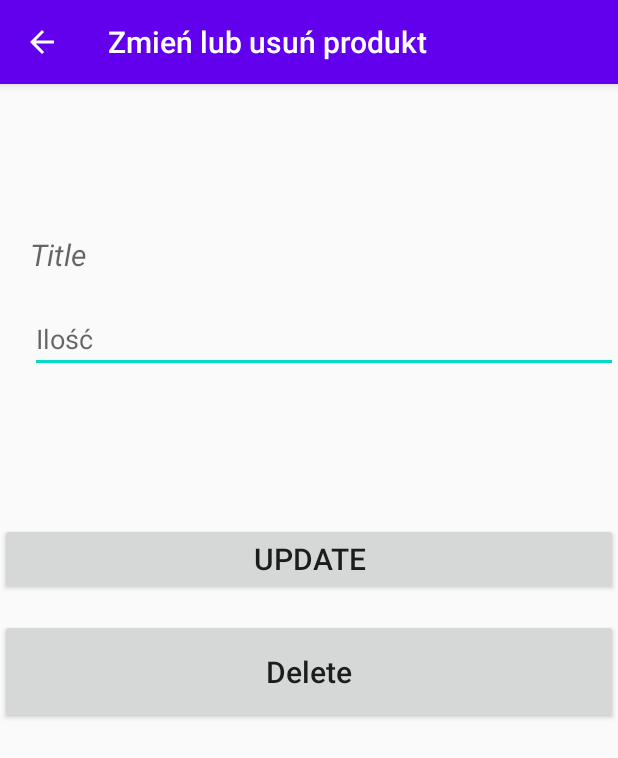
After one commit to mpietroniec/FridgeAppOld, an Android app: the ProductDetails screen opened directly, with no data from a screen before it, on a phone screen of 412 x 824 dp. The commit adds this screen. Shown: the top 758 px of the screen. Run offline under Robolectric (Android 15) with nearby library versions, the phone set to English and light mode, and no system bars.

Commit message:
setText in ProductDetails and Update added.

```diff
--- /dev/null
+++ b/app/src/main/java/com/p/fridge20/productDetails/ProductDetails.java
@@ -0,0 +1,67 @@
+package com.p.fridge20.productDetails;
+
+import android.view.View;
+import android.widget.Button;
+import android.widget.EditText;
+import android.widget.TextView;
+import android.widget.Toast;
+import androidx.appcompat.app.ActionBar;
+import androidx.appcompat.app.AppCompatActivity;
+import android.os.Bundle;
+import com.p.fridge20.R;
+import com.p.fridge20.database.DatabaseHelper;
+
+public class ProductDetails extends AppCompatActivity {
+
+    TextView name_input;
+    EditText amount_input;
+    Button update_button, delete_button;
+
+    String id;
+    String product_name, product_amount;
+
+    @Override
+    public void onCreate(Bundle savedInstanceState) {
+        super.onCreate(savedInstanceState);
+        setContentView(R.layout.activity_product_details);
+
+        name_input = findViewById(R.id.name_input_update);
+        amount_input = findViewById(R.id.amount_input_update);
+        update_button = findViewById(R.id.update_button);
+        delete_button = findViewById(R.id.delete_button);
+
+        getAndSetIntentData();
+
+        ActionBar actionBar = getSupportActionBar();
+        if (actionBar != null) {
+            actionBar.setTitle("Zmień lub usuń produkt");
+        }
+
+        update_button.setOnClickListener(new View.OnClickListener() {
+            @Override
+            public void onClick(View v) {
+                DatabaseHelper db = new DatabaseHelper(ProductDetails.this);
+                product_amount = amount_input.getText().toString().trim();
+                db.updateData(id,product_name, product_amount);
+            }
+        });
+    }
+
+    void getAndSetIntentData() {
+        if (getIntent().hasExtra("id")
+                && getIntent().hasExtra("product_name")
+                && getIntent().hasExtra("product_amount")) {
+
+            //Getting Data from Intent
+            id = getIntent().getStringExtra("id");
+            product_name = getIntent().getStringExtra("product_name");
+            product_amount = getIntent().getStringExtra("product_amount");
+
+            //Setting Intent Data
+            name_input.setText(product_name);
+            amount_input.setText(product_amount);
+        } else {
+            Toast.makeText(this, "No data", Toast.LENGTH_SHORT).show();
+        }
+    }
+}
--- a/app/src/main/java/com/p/fridge20/review/ReviewActivity.java
+++ b/app/src/main/java/com/p/fridge20/review/ReviewActivity.java
@@ -1,7 +1,6 @@
 package com.p.fridge20.review;
 
 import android.database.Cursor;
-import android.view.MenuInflater;
 import android.widget.Toast;
 import androidx.appcompat.app.AppCompatActivity;
 import android.os.Bundle;
@@ -32,7 +31,7 @@ public class ReviewActivity extends AppCompatActivity {
         product_amount = new ArrayList<>();
 
         storeDataInArrays();
-        reviewAdapter = new ReviewAdapter(this,  product_id, product_name, product_amount);
+        reviewAdapter = new ReviewAdapter(ReviewActivity.this, this,  product_id, product_name, product_amount);
         recyclerView.setAdapter(reviewAdapter);
         recyclerView.setLayoutManager(new LinearLayoutManager(ReviewActivity.this));
 
@@ -51,5 +50,4 @@ public class ReviewActivity extends AppCompatActivity {
         }
     }
 
-
 }
--- /dev/null
+++ b/app/src/main/res/layout/activity_product_details.xml
@@ -0,0 +1,54 @@
+<?xml version="1.0" encoding="utf-8"?>
+<RelativeLayout
+        xmlns:android="http://schemas.android.com/apk/res/android"
+        xmlns:tools="http://schemas.android.com/tools"
+        xmlns:app="http://schemas.android.com/apk/res-auto"
+        android:layout_width="match_parent"
+        android:layout_height="match_parent"
+        tools:context=".productDetails.ProductDetails"
+        android:id="@+id/activity_update">
+    <TextView
+            android:id="@+id/name_input_update"
+            android:layout_width="match_parent"
+            android:layout_height="wrap_content"
+            android:layout_marginTop="100dp"
+            android:layout_marginLeft="20dp"
+            android:textSize="20dp"
+            android:hint="@string/title"
+            android:inputType="textPersonName"
+            android:textColor="@color/colorAccent"
+            android:textStyle="italic"/>
+
+    <EditText
+            android:id="@+id/amount_input_update"
+            android:layout_width="match_parent"
+            android:layout_height="wrap_content"
+            android:hint="Ilość"
+            android:textColor="@color/colorAccent"
+            android:layout_marginTop="20dp"
+            android:layout_marginLeft="20dp"
+            android:layout_below="@+id/name_input_update"/>
+    <Button
+            android:id="@+id/update_button"
+            android:layout_width="match_parent"
+            android:layout_height="wrap_content"
+            android:text="Update"
+            android:textSize="20dp"
+            android:layout_below="@+id/amount_input_update"
+            android:layout_marginTop="100dp"
+            android:layout_centerHorizontal="true"/>
+
+    <Button
+            android:id="@+id/delete_button"
+            android:layout_width="match_parent"
+            android:layout_height="70dp"
+            android:layout_marginTop="16dp"
+            android:text="Delete"
+            android:textAllCaps="false"
+            android:textSize="20sp"
+            app:layout_constraintEnd_toEndOf="parent"
+            app:layout_constraintStart_toStartOf="parent"
+            android:layout_below="@+id/update_button"/>
+
+
+</RelativeLayout>
--- a/app/src/main/res/values/strings.xml
+++ b/app/src/main/res/values/strings.xml
@@ -10,4 +10,8 @@
     <string name="hello_first_fragment">Hello first fragment</string>
     <string name="hello_second_fragment">Hello second fragment. Arg: %1$s</string>
     <string name="property_name">Property name</string>
+    <string name="_1">1</string>
+    <string name="title_1">title_1</string>
+    <string name="amount">amount</string>
+    <string name="title">Title</string>
 </resources>
```
Also changed, not shown: app/src/main/AndroidManifest.xml (+8 -4 lines), app/src/main/java/com/p/fridge20/database/DatabaseHelper.java (+24 -5 lines), app/src/main/java/com/p/fridge20/productDetails/ProductDetailAdapter.java (added, +48 -0 lines), app/src/main/java/com/p/fridge20/review/ReviewAdapter.java (+18 -3 lines), app/src/main/res/layout/activity_review_row.xml (+8 -5 lines).
